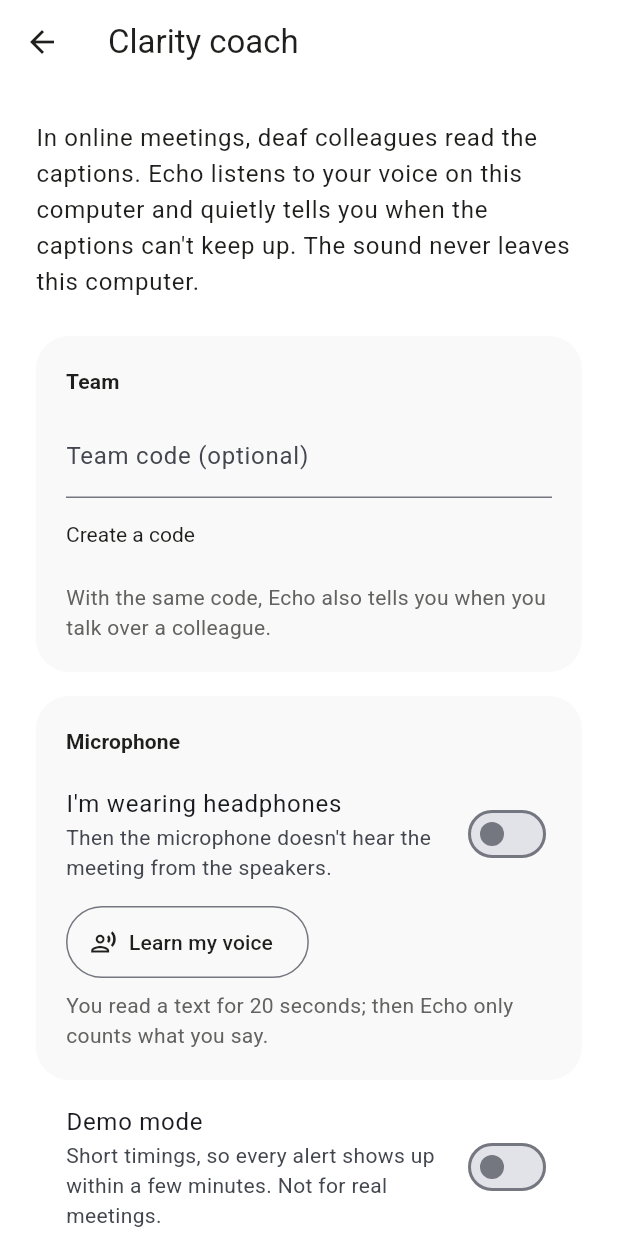
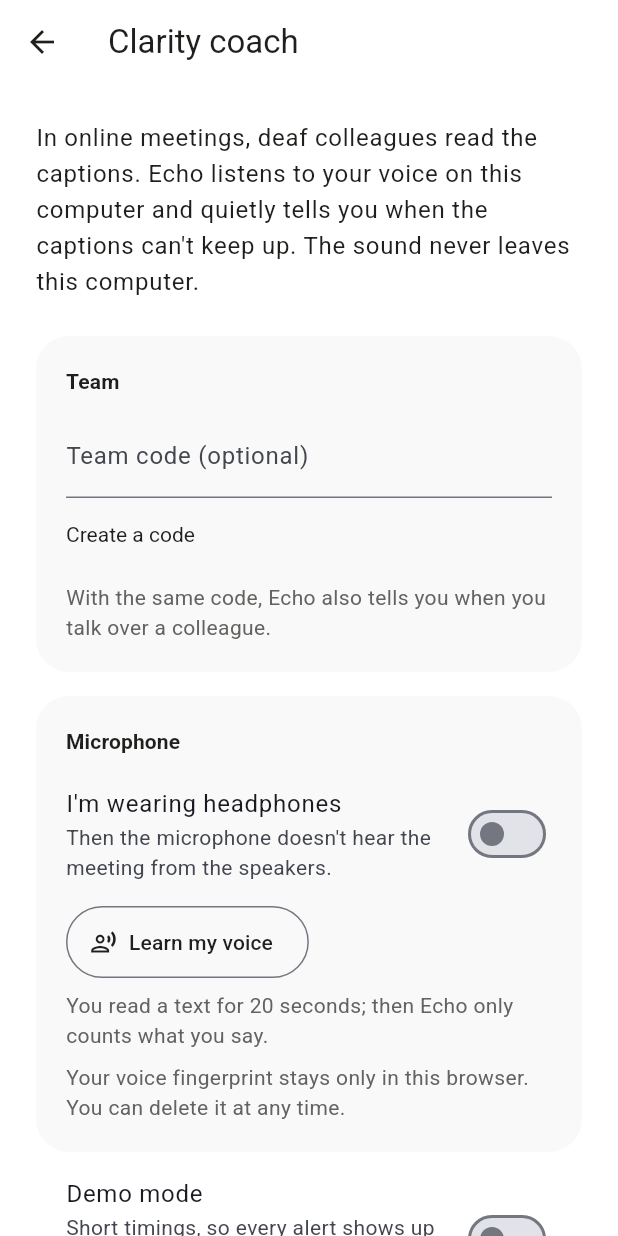
Before and after one commit to PeTruStEfAN21/PJR-Accesibility, a Flutter app: the CoachScreen screen opened directly, on a phone screen of 412 x 824 dp. Run offline on Flutter 3.47's test engine with Material 3 defaults, Android fonts, the phone set to English and light mode, and no system bars; our stand-ins replace clock, flutter_local_notifications, geolocator, qr_flutter, shared_preferences, speech_to_text and 2 more; missing offline and left inert: dart:js_interop, mobile_scanner, record, tflite_flutter; accounts and stored records are empty.

Commit message:
Let the colleague delete the voice the clarity coach learned, and say where it is kept
A voice fingerprint is biometric data (GDPR art. 9): the coach screen now says,
before and after learning it, that it stays only in this browser, and
"Delete my voice" removes it at once (art. 17). The design records why the
coach saves nothing in the database: its alerts are about how a colleague
speaks and must not become an evaluation record; only speaking yes/no goes
over the network.

```diff
--- a/app/lib/features/coach/coach_screen.dart
+++ b/app/lib/features/coach/coach_screen.dart
@@ -82,6 +82,7 @@ class _CoachScreenState extends State<CoachScreen> {
   bool _busy = false;
   String? _error;
   String? _codeNote;
+  String? _voiceNote;
   String? _enrollMessage;
   bool _voiceStarted = false;
   SpeakerLabeler? _labeler;
@@ -161,6 +162,16 @@ class _CoachScreenState extends State<CoachScreen> {
     });
   }
 
+  /// Deletes the learned voice from this browser; the next start counts every voice again.
+  void _forgetVoice() {
+    SettingsScope.of(context).update((s) {
+      s.coachVoiceprint = null;
+      s.coachVoiceprintModel = null;
+    });
+    _labeler?.voiceprint = null;
+    setState(() => _voiceNote = AppLocalizations.of(context).coachVoiceForgotten);
+  }
+
   /// The text was read: learn the colleague's voice from the last 20 s, or ask again.
   Future<void> _finishEnrollment() async {
     final labeler = _labeler!;
@@ -173,6 +184,7 @@ class _CoachScreenState extends State<CoachScreen> {
         s.coachVoiceprint = labeler.voiceprint!.toList();
         s.coachVoiceprintModel = labeler.head.model;
       });
+      _voiceNote = null;
     }
     setState(() {
       switch (result) {
@@ -441,6 +453,11 @@ class _CoachScreenState extends State<CoachScreen> {
                     onPressed: _busy ? null : _learnVoice,
                     child: Text(l10n.coachRelearnVoice),
                   ),
+                  TextButton(
+                    style: EchoButtons.link(palette),
+                    onPressed: _busy ? null : _forgetVoice,
+                    child: Text(l10n.coachForgetVoice),
+                  ),
                 ],
               )
             else ...[
@@ -455,6 +472,13 @@ class _CoachScreenState extends State<CoachScreen> {
               ),
               const SizedBox(height: 8),
               Text(l10n.coachVoiceHint, style: muted),
+            ],
+            const SizedBox(height: 8),
+            // A voice fingerprint is biometric data: say where it is kept, before and after learning it.
+            Text(l10n.coachVoiceStored, style: muted),
+            if (_voiceNote case final note?) ...[
+              const SizedBox(height: 8),
+              Semantics(liveRegion: true, child: Text(note, style: theme.textTheme.titleMedium?.copyWith(color: palette.text))),
             ],
           ],
         ),
--- a/app/lib/l10n/app_en.arb
+++ b/app/lib/l10n/app_en.arb
@@ -274,6 +274,9 @@
   "coachVoiceHint": "You read a text for 20 seconds; then Echo only counts what you say.",
   "coachVoiceLearned": "Your voice is learned",
   "coachRelearnVoice": "Learn again",
+  "coachVoiceStored": "Your voice fingerprint stays only in this browser. You can delete it at any time.",
+  "coachForgetVoice": "Delete my voice",
+  "coachVoiceForgotten": "Your voice was deleted.",
   "coachVoiceError": "Voice recognition doesn't work in this browser.",
   "coachEnrollIntro": "Read the text below in a normal voice, for about 20 seconds. Echo then recognises your voice and doesn't count your colleagues' voices coming from the speakers. The sound stays on this computer.",
   "coachApproximate": "Without headphones or a learned voice, the microphone may also hear the meeting from the speakers: the alerts are approximate and the overlap alert is off.",
--- a/app/lib/l10n/app_localizations.dart
+++ b/app/lib/l10n/app_localizations.dart
@@ -1604,6 +1604,24 @@ abstract class AppLocalizations {
   /// **'Învață din nou'**
   String get coachRelearnVoice;
 
+  /// No description provided for @coachVoiceStored.
+  ///
+  /// In ro, this message translates to:
+  /// **'Amprenta vocii tale rămâne doar în acest browser. O poți șterge oricând.'**
+  String get coachVoiceStored;
+
+  /// No description provided for @coachForgetVoice.
+  ///
+  /// In ro, this message translates to:
+  /// **'Șterge vocea'**
+  String get coachForgetVoice;
+
+  /// No description provided for @coachVoiceForgotten.
+  ///
+  /// In ro, this message translates to:
+  /// **'Vocea ta a fost ștearsă.'**
+  String get coachVoiceForgotten;
+
   /// No description provided for @coachVoiceError.
   ///
   /// In ro, this message translates to:
--- a/app/lib/l10n/app_localizations_en.dart
+++ b/app/lib/l10n/app_localizations_en.dart
@@ -853,6 +853,16 @@ class AppLocalizationsEn extends AppLocalizations {
   String get coachRelearnVoice => 'Learn again';
 
   @override
+  String get coachVoiceStored =>
+      'Your voice fingerprint stays only in this browser. You can delete it at any time.';
+
+  @override
+  String get coachForgetVoice => 'Delete my voice';
+
+  @override
+  String get coachVoiceForgotten => 'Your voice was deleted.';
+
+  @override
   String get coachVoiceError =>
       'Voice recognition doesn\'t work in this browser.';
 
--- a/app/lib/l10n/app_ro.arb
+++ b/app/lib/l10n/app_ro.arb
@@ -278,6 +278,9 @@
   "coachVoiceHint": "Citești un text 20 de secunde; apoi Echo numără doar ce spui tu.",
   "coachVoiceLearned": "Vocea ta e învățată",
   "coachRelearnVoice": "Învață din nou",
+  "coachVoiceStored": "Amprenta vocii tale rămâne doar în acest browser. O poți șterge oricând.",
+  "coachForgetVoice": "Șterge vocea",
+  "coachVoiceForgotten": "Vocea ta a fost ștearsă.",
   "coachVoiceError": "Recunoașterea vocii nu merge în acest browser.",
   "coachEnrollIntro": "Citește textul de mai jos cu voce normală, cam 20 de secunde. Așa Echo îți recunoaște vocea și nu numără vocile colegilor care se aud din difuzoare. Sunetul rămâne pe acest calculator.",
   "coachApproximate": "Fără căști și fără vocea învățată, microfonul poate auzi și meetingul din difuzoare: alertele sunt aproximative, iar alerta de suprapunere e oprită.",
```
Also changed, not shown: app/lib/l10n/app_localizations_ro.dart (+10 -0 lines), 2 other files.
